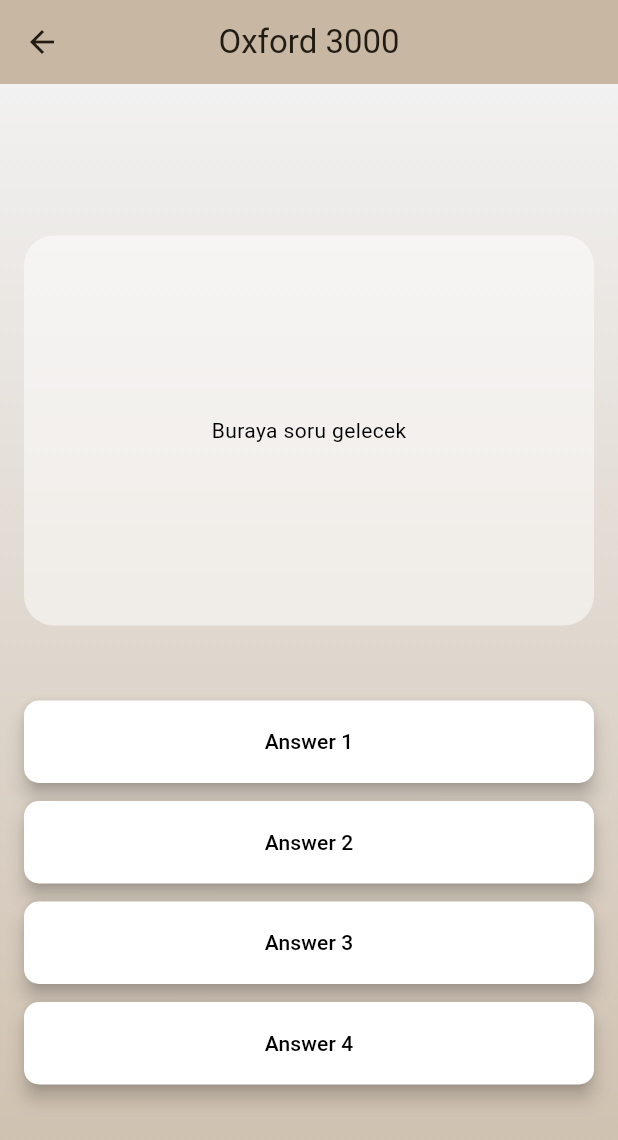
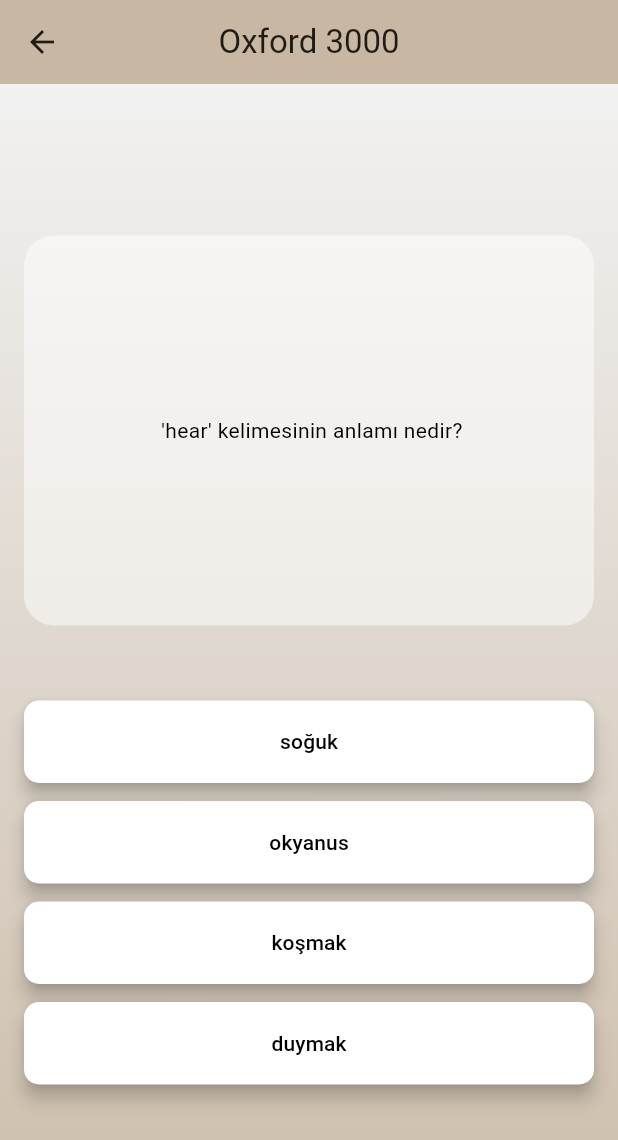
Before and after one commit to psyomeralbayrak/AppJam_Grup-12, a Flutter app: the screen it shows after launch, after a tap on "Oxford 3000", on a phone screen of 412 x 824 dp. Shown: the top 1140 px of the screen. Run offline on Flutter 3.47's test engine with Material 3 defaults, Android fonts, the phone set to English and light mode, and no system bars; our stand-ins replace hive, hive_flutter; accounts and stored records are empty.

Commit message:
second commit

```diff
--- a/lib/main.dart
+++ b/lib/main.dart
@@ -4,8 +4,20 @@ import 'package:appjamoua/view/myword_page.dart';
 import 'package:appjamoua/view/test_page.dart';
 import 'package:appjamoua/view/true_page.dart';
 import 'package:flutter/material.dart';
+import 'package:hive/hive.dart';
+import 'package:hive_flutter/hive_flutter.dart';
 
-void main() {
+void main() async {
+
+  //Initialize Hive
+  await Hive.initFlutter();
+
+  // Init the dict. - Buradakiler 3 databaseimizin cagrilmasi.
+  await Hive.openBox('trueBox');
+  await Hive.openBox('falseBox');
+  await Hive.openBox('myBox');
+
+
   runApp(const HomePage());
 }
 
--- /dev/null
+++ b/lib/model/dictionary_model.dart
@@ -0,0 +1,151 @@
+// Sozluk reposu
+
+Map<String, String> oxford3000 = {
+  "open": "açık",
+  "cry": "ağlamak",
+  "family": "aile",
+  "smart": "akıllı",
+  "shopping": "alışveriş",
+  "understand": "anlamak",
+  "car": "araba",
+  "friend": "arkadaş",
+  "shoe": "ayakkabı",
+  "father": "baba",
+  "start": "başlamak",
+  "white": "beyaz",
+  "information": "bilgi",
+  "beer": "bira",
+  "together": "birlikte",
+  "empty": "boş",
+  "big": "büyük",
+  "answer": "cevap",
+  "work": "çalışmak",
+  "child": "çocuk",
+  "mountain": "dağ",
+  "more": "daha",
+  "invitation": "davet",
+  "change": "değişmek",
+  "sea": "deniz",
+  "correct": "doğru",
+  "hear": "duymak",
+  "fall": "düşmek",
+  "thing": "eşya",
+  "house": "ev",
+  "movie": "film",
+  "see": "görmek",
+  "laugh": "gülmek",
+  "day": "gün",
+  "beautiful": "güzel",
+  "news": "haber",
+  "week": "hafta",
+  "weather": "hava",
+  "immediately": "hemen",
+  "fast": "hızlı",
+  "drink": "içmek",
+  "good": "iyi",
+  "job": "iş",
+  "process": "işlemek",
+  "inside": "içinde",
+  "how many": "kaç",
+  "stay": "kalmak",
+  "sibling": "kardeş",
+  "win": "kazanmak",
+  "cat": "kedi",
+  "red": "kırmızı",
+  "book": "kitap",
+  "speak": "konuşmak",
+  "run": "koşmak",
+  "bad": "kötü",
+  "culture": "kültür",
+  "small": "küçük",
+  "delicious": "lezzetli",
+  "machine": "makine",
+  "view": "manzara",
+  "pleased": "memnun",
+  "fruit": "meyve",
+  "guest": "misafir",
+  "happy": "mutlu",
+  "school": "okul",
+  "be": "olmak",
+  "bus": "otobüs",
+  "game": "oyun",
+  "teacher": "öğretmen",
+  "free": "özgür",
+  "money": "para",
+  "park": "park",
+  "market": "pazar",
+  "dream": "rüya",
+  "hour": "saat",
+  "owner": "sahip",
+  "hide": "saklamak",
+  "love": "sevmek",
+  "hot": "sıcak",
+  "cold": "soğuk",
+  "question": "soru",
+  "water": "su",
+  "milk": "süt",
+  "song": "şarkı",
+  "bottle": "şişe",
+  "plate": "tabak",
+  "sweet": "tatlı",
+  "clean": "temiz",
+  "thank you": "teşekkür",
+  "ball": "top",
+  "fly": "uçmak",
+  "forget": "unutmak",
+  "long": "uzun",
+  "three": "üç",
+  "top": "üst",
+  "wake up": "uyanmak",
+  "airplane": "uçak",
+  "hope": "umut",
+  "country": "ülke",
+  "sad": "üzgün",
+  "make": "yapmak",
+  "help": "yardım",
+  "tomorrow": "yarın",
+  "slow": "yavaş",
+  "green": "yeşil",
+  "road": "yol",
+  "tired": "yorgun",
+  "swim": "yüzmek",
+  "time": "zaman",
+  "harmful": "zararlı",
+  "rich": "zengin",
+  "difficult": "zor",
+  "mandatory": "zorunlu",
+  "hurry": "acele",
+  "gold": "altın",
+  "vehicle": "araç",
+  "back": "arka",
+  "grandfather": "büyükbaba",
+  "device": "cihaz",
+  "behavior": "davranış",
+  "outside": "dışarı",
+  "situation": "durum",
+  "pharmacy": "eczane",
+  "real": "gerçek",
+  "airport": "havaalanı",
+  "need": "ihtiyaç",
+  "stuffed eggplant": "karnıyarık",
+  "lock": "kilit",
+  "lamp": "lamba",
+  "music": "müzik",
+  "breath": "nefes",
+  "ocean": "okyanus",
+  "important": "önemli",
+  "session": "oturum",
+  "clinic": "poliklinik",
+  "picture": "resim",
+  "soap": "sabun",
+  "chair": "sandalye",
+  "travel": "seyahat",
+  "recipe": "tarif",
+  "phone": "telefon",
+  "train": "tren",
+  "cliff": "uçurum",
+  "bed": "yatak",
+  "rain": "yağmur",
+  "yogurt": "yoğurt",
+  "weak": "zayıf",
+};
--- a/lib/models_widget/quiz_widget.dart
+++ b/lib/models_widget/quiz_widget.dart
@@ -1,6 +1,18 @@
 import 'package:flutter/material.dart';
 
-class QuizWidget extends StatelessWidget {
+class QuizWidget extends StatefulWidget {
+  const QuizWidget({super.key, required this.Question, required this.Answer1, required this.Answer2, required this.Answer3, required this.Answer4, });
+  final String Question;
+  final String Answer1;
+  final String Answer2;
+  final String Answer3;
+  final String Answer4;
+
+  @override
+  State<QuizWidget> createState() => _QuizWidgetState();
+}
+
+class _QuizWidgetState extends State<QuizWidget> {
   @override
   Widget build(BuildContext context) {
     return Padding(
@@ -18,7 +30,7 @@ class QuizWidget extends StatelessWidget {
               ),
               child: Center(
                 child: Text(
-                  'Buraya soru gelecek',
+                  " '${widget.Question}' kelimesinin anlamı nedir?",
                   style: TextStyle(color: Colors.black), // Metin rengi siyah
                 ),
               ),
@@ -39,7 +51,7 @@ class QuizWidget extends StatelessWidget {
                     borderRadius: BorderRadius.circular(10.0), // Buton kenarlarını ovalleştirme
                   ),
                 ),
-                child: Text('Answer 1'),
+                child: Text(widget.Answer1),
               ),
             ),
             SizedBox(height: 12),
@@ -58,7 +70,7 @@ class QuizWidget extends StatelessWidget {
                     borderRadius: BorderRadius.circular(10.0),
                   ),
                 ),
-                child: Text('Answer 2'),
+                child: Text(widget.Answer2),
               ),
             ),
 
@@ -80,7 +92,7 @@ class QuizWidget extends StatelessWidget {
                     borderRadius: BorderRadius.circular(10.0),
                   ),
                 ),
-                child: Text('Answer 3'),
+                child: Text(widget.Answer3),
               ),
             ),
             SizedBox(
@@ -100,7 +112,7 @@ class QuizWidget extends StatelessWidget {
                     borderRadius: BorderRadius.circular(10.0),
                   ),
                 ),
-                child: Text('Answer 4'),
+                child: Text(widget.Answer4),
               ),
             ),
           ],
--- /dev/null
+++ b/lib/models_widget/word_dialog_widget.dart
@@ -0,0 +1,10 @@
+import 'package:flutter/material.dart';
+
+class ShowDialog extends StatelessWidget {
+  const ShowDialog({super.key});
+
+  @override
+  Widget build(BuildContext context) {
+    return Scaffold();
+  }
+}
--- a/lib/models_widget/word_list_widget.dart
+++ b/lib/models_widget/word_list_widget.dart
@@ -1,5 +1,5 @@
-import 'package:appjamoua/models_widget/background_widget.dart';
 import 'package:flutter/material.dart';
+import 'background_widget.dart';
 
 class WordListWidget extends StatelessWidget {
   const WordListWidget({super.key, required this.WordList,});
@@ -29,7 +29,8 @@ class WordListWidget extends StatelessWidget {
             child: ListView.builder(
               padding: const EdgeInsets.symmetric(horizontal: 25.0),
               itemCount: WordList.length,
-              itemBuilder: (context, index) => _buildButton(WordList[index]),
+              itemBuilder: (context, index) => _buildButton(context, WordList[index]),
+
             ),
           ),
         ],
@@ -37,11 +38,13 @@ class WordListWidget extends StatelessWidget {
     );
   }
 
-  Widget _buildButton(String text) {
+  Widget _buildButton(BuildContext context, String text) {
     return Padding(
       padding: const EdgeInsets.symmetric(vertical: 8.0),
       child: OutlinedButton(
-        onPressed: () {},
+        onPressed: () {
+          _showAlertDialog(context, text);
+        },
         style: OutlinedButton.styleFrom(
           backgroundColor: Color.fromRGBO(181, 193, 142, 1),
           side: const BorderSide(color: Colors.black), // Beyaz kenar çizgisi
@@ -58,4 +61,24 @@ class WordListWidget extends StatelessWidget {
       ),
     );
   }
+
+  void _showAlertDialog(BuildContext context, String text) {
+    showDialog(
+      context: context,
+      builder: (BuildContext context) {
+        return AlertDialog(
+          title: Text(text, textAlign: TextAlign.center),
+          content: Text("api den gelen cümle"),
+          actions: [
+            TextButton(
+              onPressed: () {
+                Navigator.of(context).pop(); // AlertDialog'u kapat
+              },
+              child: Text('Kapat'),
+            ),
+          ],
+        );
+      },
+    );
   }
+}
--- a/lib/view/false_page.dart
+++ b/lib/view/false_page.dart
@@ -1,5 +1,6 @@
 import 'package:appjamoua/models_widget/word_list_widget.dart';
 import 'package:flutter/material.dart';
+import 'package:hive/hive.dart';
 
 class FalsePage extends StatefulWidget {
   const FalsePage({super.key});
@@ -22,6 +23,9 @@ class _FalsePageState extends State<FalsePage> {
       'Kelime 5', 'Kelime 6', 'Kelime 7', 'Kelime 8',
       'Kelime 9',
     ]);
+
+    // Yanlis datayi cagirdik.
+    var falseBox = Hive.box("falseBox");
   }
 
   @override
--- a/lib/view/myword_page.dart
+++ b/lib/view/myword_page.dart
@@ -1,5 +1,6 @@
 import 'package:appjamoua/models_widget/word_list_widget.dart';
 import 'package:flutter/material.dart';
+import 'package:hive/hive.dart';
 
 class MyWordPage extends StatefulWidget {
   const MyWordPage({super.key});
@@ -20,6 +21,9 @@ class _MyWordPageState extends State<MyWordPage> {
     MyWords.addAll([
       'Kelime 1', 'Kelime 2',
     ]);
+
+    // Kendi kelimelerim datasini cagirdik.
+    var falseBox = Hive.box("myBox");
   }
 
   @override
--- a/lib/view/test_page.dart
+++ b/lib/view/test_page.dart
@@ -1,9 +1,72 @@
 import 'package:appjamoua/models_widget/background_widget.dart';
 import 'package:appjamoua/models_widget/quiz_widget.dart';
 import 'package:flutter/material.dart';
+import 'dart:math';
 
-class TestPage extends StatelessWidget {
+import '../model/dictionary_model.dart';
+
+class TestPage extends StatefulWidget {
   const TestPage({super.key});
+
+
+  @override
+  State<TestPage> createState() => _TestPageState();
+}
+
+class _TestPageState extends State<TestPage> {
+  @override
+  void initState() {
+    // TODO: implement initState
+    super.initState();
+
+    // Index list
+    for (int i = 0; i < oxford3000.length; i++) {
+      wordIndex.add(i);
+    }
+    // Shuffle the list
+    wordIndex.shuffle();
+
+    // createAnswer(3);
+    // print(answerIndexs);
+
+
+    createAnswer(wordIndex[CurrentIndex]);
+    print(oxford3000.values.elementAt(wordIndex[CurrentIndex]));
+
+  }
+
+  final int CurrentIndex = 0;
+
+  // Creating random index in every time
+  List <int> wordIndex = [];
+
+  // Answer indexs
+  List<int> answerIndexs = [];
+
+
+  // Function that create answers
+  void createAnswer(int trueAnswer) {
+    print("Dogru olan: ${trueAnswer}");
+    print("Dogru olan karsiligi: ${oxford3000.values.elementAt(trueAnswer)}");
+    answerIndexs = [];
+    answerIndexs.add(trueAnswer);
+
+    // Call random funct
+    Random random = Random();
+
+    while (answerIndexs.length<4) {
+      int randomIndex = random.nextInt(oxford3000.length);
+      if (randomIndex != trueAnswer) {
+        answerIndexs.add(randomIndex);
+      }
+    }
+
+    print(answerIndexs);
+    answerIndexs.shuffle();
+    print(answerIndexs);
+    print(answerIndexs[0]);
+  }
+
 
   @override
   Widget build(BuildContext context) {
@@ -16,7 +79,13 @@ class TestPage extends StatelessWidget {
 
       body: BackgroundWidget(
 
-          MainWidget: QuizWidget()
+          MainWidget: QuizWidget(
+            Question: oxford3000.keys.elementAt(wordIndex[CurrentIndex]),
+            Answer1: oxford3000.values.elementAt(answerIndexs[0]),
+            Answer2: oxford3000.values.elementAt(answerIndexs[1]),
+            Answer3: oxford3000.values.elementAt(answerIndexs[2]),
+            Answer4: oxford3000.values.elementAt(answerIndexs[3]),
+          )
 
       ),
     );
--- a/lib/view/true_page.dart
+++ b/lib/view/true_page.dart
@@ -1,5 +1,6 @@
 import 'package:appjamoua/models_widget/word_list_widget.dart';
 import 'package:flutter/material.dart';
+import 'package:hive/hive.dart';
 
 class TruePage extends StatefulWidget {
   const TruePage({super.key});
@@ -22,6 +23,9 @@ class _TruePageState extends State<TruePage> {
       'Kelime 5', 'Kelime 6', 'Kelime 7', 'Kelime 8',
       'Kelime 9', 'Kelime 10', 'Kelime 11'
     ]);
+
+    // Dogru datayi cagirdik.
+    var trueBox = Hive.box("trueBox");
   }
 
   @override
--- a/pubspec.yaml
+++ b/pubspec.yaml
@@ -28,6 +28,8 @@ environment:
 # the latest version available on pub.dev. To see which dependencies have newer
 # versions available, run `flutter pub outdated`.
 dependencies:
+  hive:
+  hive_flutter:
   flutter:
     sdk: flutter
 
@@ -37,6 +39,8 @@ dependencies:
   cupertino_icons: ^1.0.6
 
 dev_dependencies:
+  hive_generator:
+  build_runner:
   flutter_test:
     sdk: flutter
 
```
Also changed, not shown: pubspec.lock, 5 other files.
